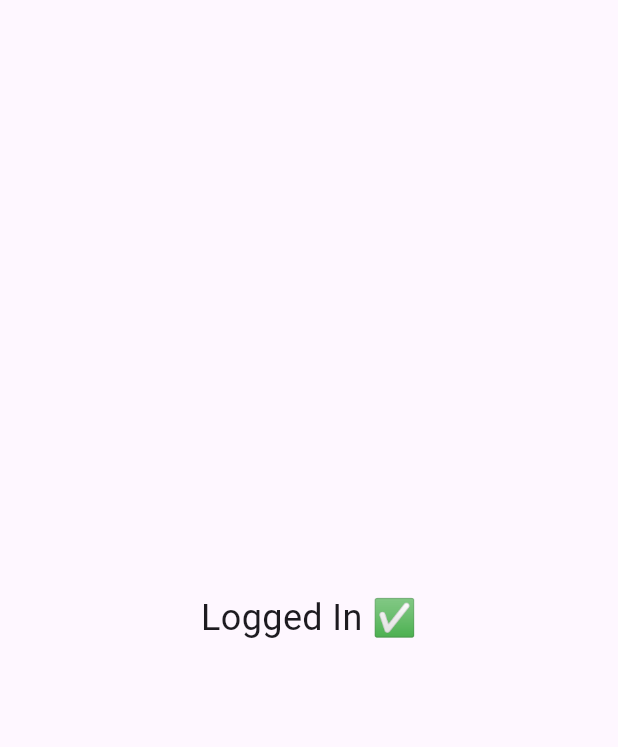
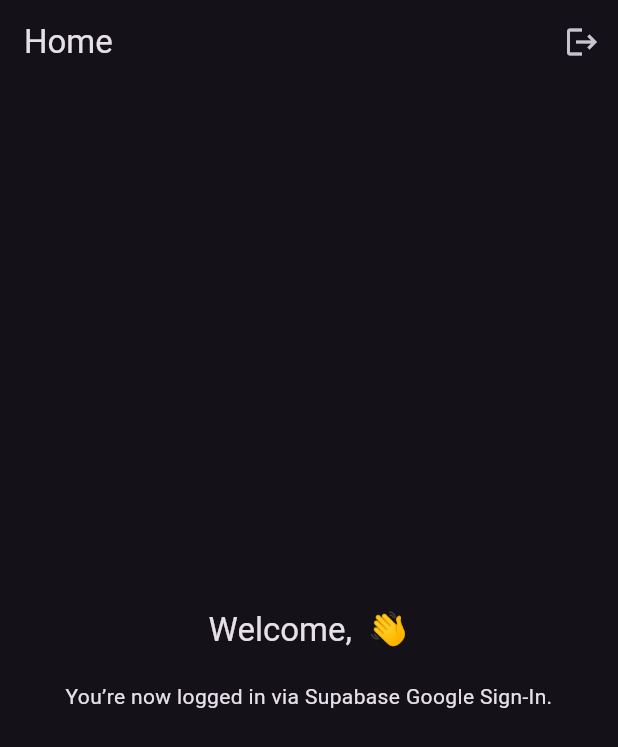
Before and after one commit to krishnakireeti-2k7/kernel, a Flutter app: the screen it shows once a user with an empty profile is signed in, on a phone screen of 412 x 824 dp. Shown: the top 747 px of the screen. Run offline on Flutter 3.47's test engine with Material 3 defaults, Android fonts, the phone set to English and light mode, and no system bars; our stand-ins replace flutter_riverpod, go_router, supabase_flutter; accounts and stored records are empty; network calls fail.

Commit message:
home page

```diff
--- a/lib/app/app_router.dart
+++ b/lib/app/app_router.dart
@@ -0,0 +1,13 @@
+import 'package:go_router/go_router.dart';
+import '../features/auth/auth_page.dart';
+import '../features/home/home_page.dart';
+
+class AppRouter {
+  GoRouter get router => GoRouter(
+    initialLocation: '/auth',
+    routes: [
+      GoRoute(path: '/auth', builder: (context, state) => const AuthPage()),
+      GoRoute(path: '/home', builder: (context, state) => const HomePage()),
+    ],
+  );
+}
--- a/lib/features/auth/auth_controller.dart
+++ b/lib/features/auth/auth_controller.dart
@@ -1,5 +1,6 @@
 import 'package:flutter_riverpod/flutter_riverpod.dart';
 import 'package:supabase_flutter/supabase_flutter.dart' as supabase;
+import 'package:flutter/material.dart';
 
 final authControllerProvider = Provider<AuthController>((ref) {
   return AuthController();
@@ -10,25 +11,29 @@ class AuthController {
 
   supabase.User? get currentUser => _client.auth.currentUser;
 
-  // Sign in with Google
+  /// Google Sign-In
   Future<void> signInWithGoogle() async {
     await _client.auth.signInWithOAuth(
       supabase.OAuthProvider.google,
       redirectTo: 'io.supabase.flutterdemo://login-callback/',
       queryParams: {
-        'prompt': 'select_account', // always show account picker
+        'prompt': 'select_account', // Always show account picker
       },
     );
   }
 
+  /// Sign Out
+  Future<void> signOut(BuildContext context) async {
+    await _client.auth.signOut();
 
-  // Sign out
-  Future<void> signOut() async {
-    await _client.auth.signOut();
+    // Navigate back to AuthPage
+    if (context.mounted) {
+      Navigator.of(context).pushNamedAndRemoveUntil('/auth', (route) => false);
+    }
   }
 
-  // Ensure user row exists
-  Future<void> _ensureUserRow({String? displayName}) async {
+  /// Ensure user exists in 'users' table
+  Future<void> ensureUserRow({String? displayName}) async {
     final user = _client.auth.currentUser;
     if (user == null) return;
 
--- /dev/null
+++ b/lib/features/home/home_page.dart
@@ -0,0 +1,43 @@
+import 'package:flutter/material.dart';
+import 'package:go_router/go_router.dart';
+import 'package:supabase_flutter/supabase_flutter.dart';
+
+class HomePage extends StatelessWidget {
+  const HomePage({super.key});
+
+  @override
+  Widget build(BuildContext context) {
+    final user = Supabase.instance.client.auth.currentUser;
+
+    return Scaffold(
+      appBar: AppBar(
+        title: const Text("Home"),
+        actions: [
+          IconButton(
+            icon: const Icon(Icons.logout),
+            onPressed: () async {
+              await Supabase.instance.client.auth.signOut();
+              if (context.mounted) context.go('/auth');
+            },
+          ),
+        ],
+      ),
+      body: Center(
+        child: Column(
+          mainAxisAlignment: MainAxisAlignment.center,
+          children: [
+            Text(
+              "Welcome, ${user?.email ?? 'User'} 👋",
+              style: Theme.of(context).textTheme.titleLarge,
+            ),
+            const SizedBox(height: 20),
+            const Text(
+              "You’re now logged in via Supabase Google Sign-In.",
+              textAlign: TextAlign.center,
+            ),
+          ],
+        ),
+      ),
+    );
+  }
+}
--- a/lib/main.dart
+++ b/lib/main.dart
@@ -1,10 +1,28 @@
+// lib/main.dart
+import 'dart:async';
 import 'package:flutter/material.dart';
 import 'package:flutter_riverpod/flutter_riverpod.dart';
 import 'package:supabase_flutter/supabase_flutter.dart';
+import 'package:go_router/go_router.dart';
 
-import 'app/app_router.dart';
-import 'app/theme.dart';
 import 'features/auth/auth_page.dart';
+import 'features/home/home_page.dart';
+
+/// A notifier that rebuilds GoRouter when the auth state changes.
+class StreamChangeNotifier extends ChangeNotifier {
+  final Stream _stream;
+  late final StreamSubscription _sub;
+
+  StreamChangeNotifier(this._stream) {
+    _sub = _stream.listen((_) => notifyListeners());
+  }
+
+  @override
+  void dispose() {
+    _sub.cancel();
+    super.dispose();
+  }
+}
 
 Future<void> main() async {
   WidgetsFlutterBinding.ensureInitialized();
@@ -18,33 +36,60 @@
   runApp(const ProviderScope(child: KernelApp()));
 }
 
-class KernelApp extends ConsumerWidget {
+class KernelApp extends ConsumerStatefulWidget {
   const KernelApp({super.key});
 
   @override
-  Widget build(BuildContext context, WidgetRef ref) {
-    final supabase = Supabase.instance.client;
+  ConsumerState<KernelApp> createState() => _KernelAppState();
+}
 
-    return MaterialApp(
+class _KernelAppState extends ConsumerState<KernelApp> {
+  late final GoRouter _router;
+  final _supabase = Supabase.instance.client;
+  late final StreamChangeNotifier _authNotifier;
+
+  @override
+  void initState() {
+    super.initState();
+    _authNotifier = StreamChangeNotifier(_supabase.auth.onAuthStateChange);
+
+    _router = GoRouter(
+      initialLocation: '/auth',
+      refreshListenable: _authNotifier,
+      routes: [
+        GoRoute(path: '/auth', builder: (context, state) => const AuthPage()),
+        GoRoute(path: '/home', builder: (context, state) => const HomePage()),
+      ],
+      redirect: (context, state) {
+        final session = _supabase.auth.currentSession;
+        final loggingIn = state.matchedLocation == '/auth';
+
+        // 🔥 Core logic: after login redirect to /home
+        if (session == null) {
+          return loggingIn ? null : '/auth';
+        } else {
+          return loggingIn ? '/home' : null;
+        }
+      },
+      errorBuilder:
+          (context, state) =>
+              Scaffold(body: Center(child: Text('Error: ${state.error}'))),
+    );
+  }
+
+  @override
+  void dispose() {
+    _authNotifier.dispose();
+    super.dispose();
+  }
+
+  @override
+  Widget build(BuildContext context) {
+    return MaterialApp.router(
       title: 'Kernel',
       debugShowCheckedModeBanner: false,
-      home: StreamBuilder<AuthState>(
-        stream: supabase.auth.onAuthStateChange,
-        builder: (context, snapshot) {
-          final session = supabase.auth.currentSession;
-          if (session == null) {
-            // Not logged in
-            return AuthPage();
-          } else {
-            // Logged in → you can replace with your home screen later
-            return const Scaffold(
-              body: Center(
-                child: Text('Logged In ✅', style: TextStyle(fontSize: 24)),
-              ),
-            );
-          }
-        },
-      ),
+      theme: ThemeData.dark(),
+      routerConfig: _router,
     );
   }
 }
--- a/pubspec.yaml
+++ b/pubspec.yaml
@@ -41,6 +41,8 @@ dependencies:
   hive_flutter: ^1.1.0
   fl_chart: ^0.68.0
   uuid: ^4.4.0
+  go_router: ^16.3.0
+  app_links: ^6.4.1
 
 
 dev_dependencies:
```
Also changed, not shown: pubspec.lock.
